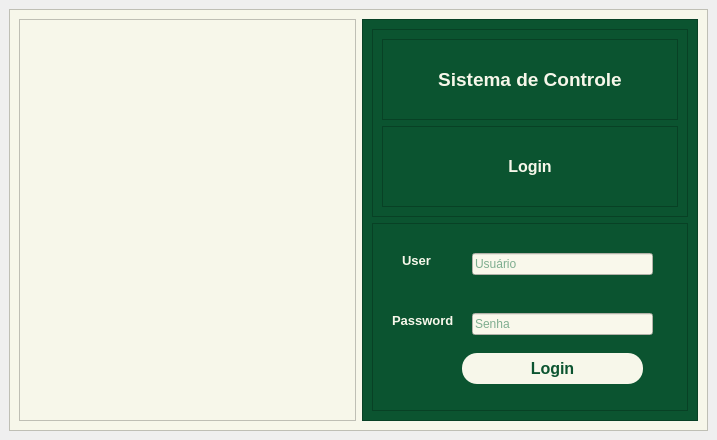
Before: the Qt Designer form ui_login.ui in ManelFer/SistemaDti1, drawn with Qt 5.
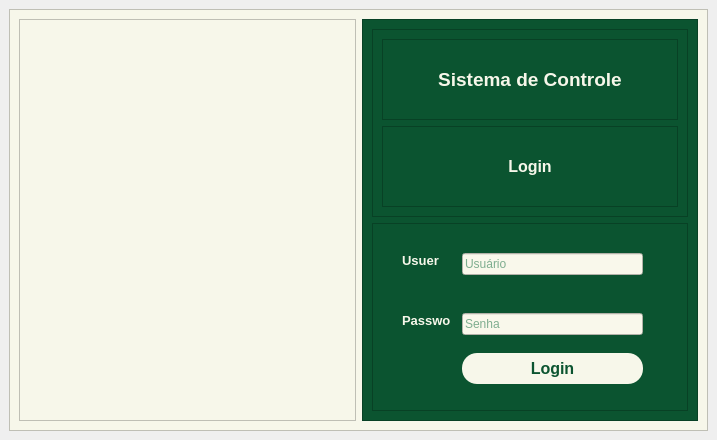
After: the same form once the commit is applied. Icons and pictures are not drawn.

Commit message: alteração

What changed in the file:
```diff
--- a/ui_login.ui
+++ b/ui_login.ui
@@ -128,7 +128,7 @@
             <widget class="QLineEdit" name="line_user">
              <property name="geometry">
               <rect>
-               <x>100</x>
+               <x>90</x>
                <y>30</y>
                <width>181</width>
                <height>22</height>
@@ -151,7 +151,7 @@
             <widget class="QLineEdit" name="line_pass">
              <property name="geometry">
               <rect>
-               <x>100</x>
+               <x>90</x>
                <y>90</y>
                <width>181</width>
                <height>22</height>
@@ -220,15 +220,15 @@
               <string notr="true">color: rgb(247, 247, 234);</string>
              </property>
              <property name="text">
-              <string>&lt;html&gt;&lt;head/&gt;&lt;body&gt;&lt;p&gt;&lt;span style=&quot; font-size:10pt; font-weight:700;&quot;&gt;User&lt;/span&gt;&lt;/p&gt;&lt;/body&gt;&lt;/html&gt;</string>
+              <string>&lt;html&gt;&lt;head/&gt;&lt;body&gt;&lt;p&gt;&lt;span style=&quot; font-size:10pt; font-weight:700;&quot;&gt;Usuer&lt;/span&gt;&lt;/p&gt;&lt;/body&gt;&lt;/html&gt;</string>
              </property>
             </widget>
             <widget class="QLabel" name="txt_pass">
              <property name="geometry">
               <rect>
-               <x>20</x>
+               <x>30</x>
                <y>90</y>
-               <width>71</width>
+               <width>49</width>
                <height>16</height>
               </rect>
              </property>
```
